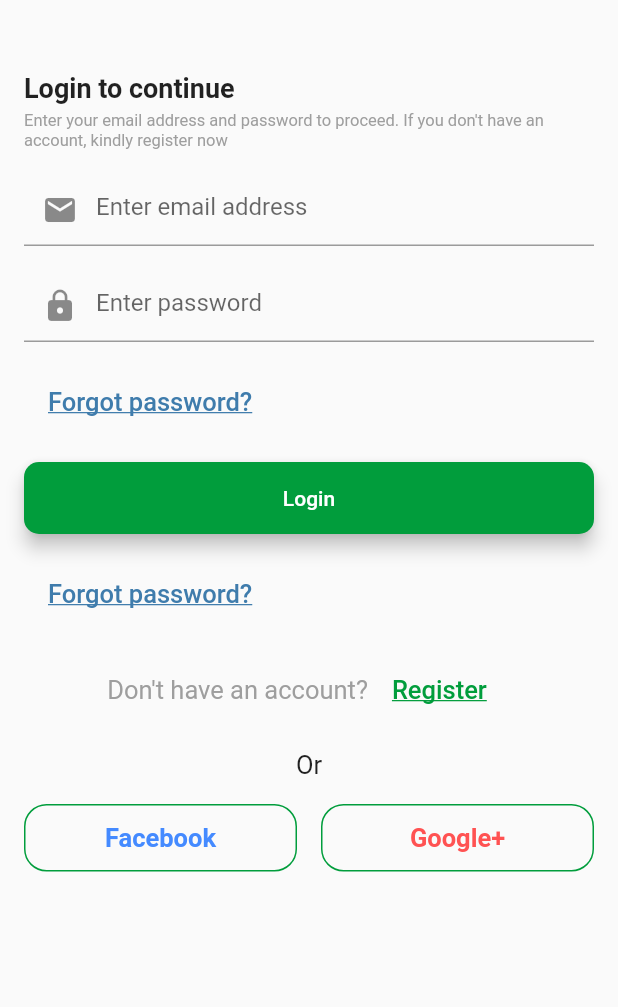
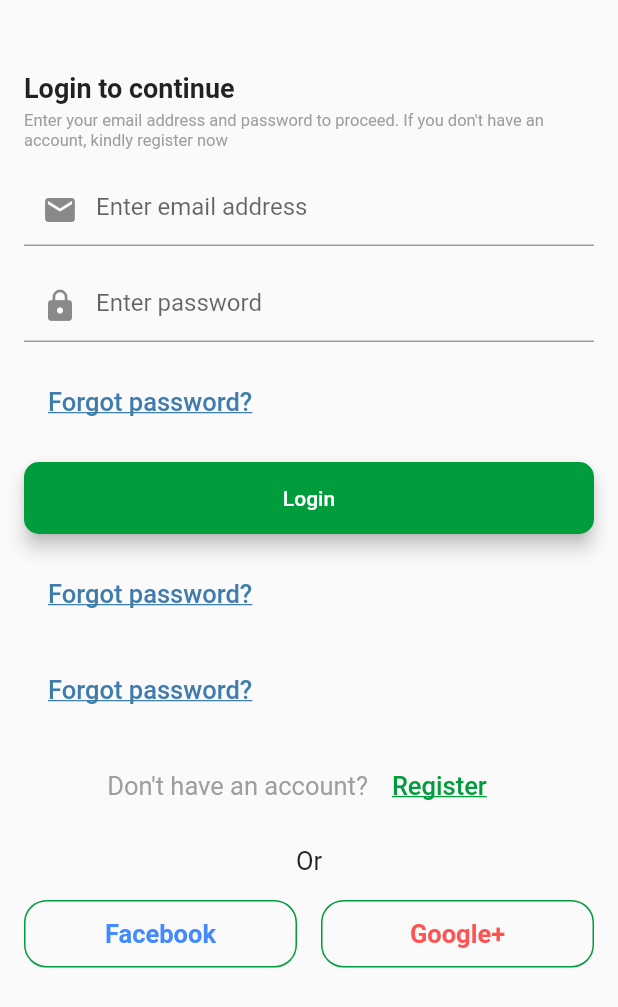
Before and after one commit to cjndubisi/sellit-mobile, a Flutter app: the LoginScreen screen opened by its route, on a phone screen of 412 x 824 dp. Shown: the top 1007 px of the screen. Run offline on Flutter 3.47's test engine with Material 2 defaults, Android fonts, the light colour scheme and no system bars; our stand-ins replace bloc, equatable, firebase_auth, firebase_core, flutter_bloc, fluttertoast and 4 more; missing offline and left inert: flutter_facebook_login; accounts and stored records are empty.

Commit message:
forgot password module

```diff
--- a/lib/authentication/authentication_bloc/authentication_event.dart
+++ b/lib/authentication/authentication_bloc/authentication_event.dart
@@ -7,10 +7,27 @@
 }
 
 class AppStarted extends AuthenticationEvent {}
+class LoggedIn extends AuthenticationEvent {}
+class LoggedOut extends AuthenticationEvent {}
+class LoginWithGooglePressed extends AuthenticationEvent {}
+class LoginWithFaceBookPressed extends AuthenticationEvent {}
+class LoginWithEmailPasswordPressed extends AuthenticationEvent {
+  LoginWithEmailPasswordPressed({ this.email, this.password});
+  final String  email;
+  final String  password;
+}
+class SubmitRegistrationPressed extends AuthenticationEvent {
 
-class LoggedIn extends AuthenticationEvent {}
+  SubmitRegistrationPressed({ this.email, this.fullname, this.phonenumber, this.password});
 
-class LoggedOut extends AuthenticationEvent {}
+  final String  email;
+  final String  fullname;
+  final String  phonenumber;
+  final String  password;
+
+
+}
+
 
 class LoginWithGooglePressed extends AuthenticationEvent {}
 
--- a/lib/authentication/login/login_form.dart
+++ b/lib/authentication/login/login_form.dart
@@ -92,6 +92,16 @@
                       style: style.copyWith(color: Colors.white, fontSize: 14),
                     ),
                   ),
+                  onSaved: (String value) => _password = value.trim(),
+                  keyboardType: TextInputType.text,
+                  obscureText: true,
+                  validator: (String value) => value.isEmpty ?  'Password can\'t be empty' : null,
+                ),
+                fabSize,
+                FlatButton(
+                    onPressed: () => navigateTo('/forgot_password', null, true),
+                    child: Text('Forgot password?',
+                      style: style.copyWith(decoration: TextDecoration.underline, color: colorBlue),)
                 ),
                 fabSize,
                 FlatButton(
```
Also changed, not shown: lib/authentication/authentication_bloc/authentication_bloc.dart (+11 -0 lines), lib/authentication/forgot_password/forgot_password_form.dart (added, +104 -0 lines), lib/authentication/forgot_password/forgot_password_screen.dart (added, +29 -0 lines), lib/main.dart (+15 -2 lines), lib/authentication/authentication_bloc/authentication_state.dart (line endings or trailing spaces).
